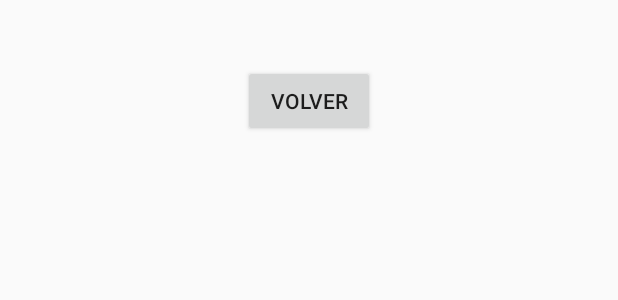
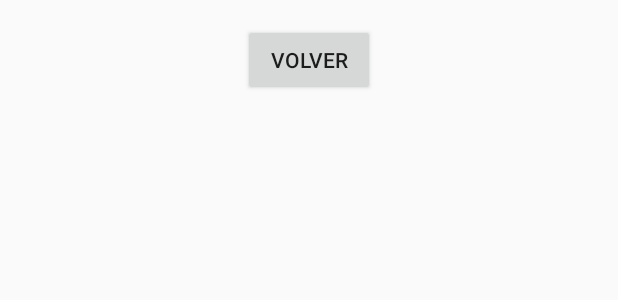
Before and after one commit to ctr1830/Di-Educate, an Android app: the layout activity_seguimiento.xml on its own in the app's theme, with its tools: preview values and no code run, on a phone screen of 412 x 824 dp. Shown: the top 300 px of the screen. Run offline under Robolectric (Android 15) with nearby library versions, the phone set to English and light mode, and no system bars; network calls fail.

Commit message:
FInalizado Login y ajuste en la actividad de seguimiento

```diff
--- a/Di-Educate/app/src/main/java/eus/ehu/tta/intel/di_educate/Escucho3.java
+++ b/Di-Educate/app/src/main/java/eus/ehu/tta/intel/di_educate/Escucho3.java
@@ -25,7 +25,8 @@ import Data.Respuestas;
 
 public class Escucho3 extends AppCompatActivity {
 
-    public final static int EXTRA_USERID= 16;
+    public final static String EXTRA_USERID= "null";
+    private static String USERID="null";
     private static String boton;
     private static int fail=0;
     private static int times=0;
@@ -41,6 +42,7 @@ public class Escucho3 extends AppCompatActivity {
 
         Intent intent =getIntent();
         audio=intent.getStringArrayListExtra("audio");
+        USERID=intent.getStringExtra(EXTRA_USERID);
 
         getRespuestas();
         getImagenes(1);
@@ -266,7 +268,7 @@ public class Escucho3 extends AppCompatActivity {
             @Override
             protected Integer work() throws Exception{
                 ObtenerDatos data = new ObtenerDatos();
-                Integer codigo=data.postInfo(Integer.toString(EXTRA_USERID),Integer.toString(8));
+                Integer codigo=data.postInfo(USERID,Integer.toString(8));
                 return codigo;
             }
 
--- a/Di-Educate/app/src/main/java/eus/ehu/tta/intel/di_educate/MenuActivity.java
+++ b/Di-Educate/app/src/main/java/eus/ehu/tta/intel/di_educate/MenuActivity.java
@@ -8,6 +8,7 @@ import android.widget.TextView;
 
 public class MenuActivity extends AppCompatActivity {
     public final static String EXTRA_LOGIN= "login";
+    public static String EXTRA_USERID= "userid";
 
     @Override
     protected void onCreate(Bundle savedInstanceState) {
@@ -16,6 +17,7 @@ public class MenuActivity extends AppCompatActivity {
 
         Intent intent =getIntent();
         String usuario=intent.getStringExtra(EXTRA_LOGIN);
+        EXTRA_USERID=intent.getStringExtra(EXTRA_USERID);
         TextView textLogin=(TextView)findViewById(R.id.bienvenida);
         textLogin.setText("Bienvenido ".concat(usuario));
     }
@@ -24,18 +26,21 @@ public class MenuActivity extends AppCompatActivity {
         Intent intent= new Intent(this,SubMenuActivity.class);
         intent.putExtra(SubMenuActivity.EXTRA_USERNAME,EXTRA_LOGIN);
         intent.putExtra(SubMenuActivity.EXTRA_OPTION,"leoleo");
+        intent.putExtra(SubMenuActivity.USERID,EXTRA_USERID);
         startActivity(intent);
     }
     public void juego(View v){
         Intent intent= new Intent(this,SubMenuActivity.class);
         intent.putExtra(SubMenuActivity.EXTRA_USERNAME,EXTRA_LOGIN);
         intent.putExtra(SubMenuActivity.EXTRA_OPTION,"juego");
+        intent.putExtra(SubMenuActivity.USERID,EXTRA_USERID);
         startActivity(intent);
     }
     public void escucho(View v){
         Intent intent= new Intent(this,SubMenuActivity.class);
         intent.putExtra(SubMenuActivity.EXTRA_USERNAME,EXTRA_LOGIN);
         intent.putExtra(SubMenuActivity.EXTRA_OPTION,"escucho");
+        intent.putExtra(SubMenuActivity.USERID,EXTRA_USERID);
         startActivity(intent);
     }
 }
--- a/Di-Educate/app/src/main/res/layout/activity_escucho2.xml
+++ b/Di-Educate/app/src/main/res/layout/activity_escucho2.xml
@@ -21,8 +21,8 @@
         android:textSize="18sp" />
 
     <ImageButton
-        android:layout_width="180dp"
-        android:layout_height="180dp"
+        android:layout_width="150dp"
+        android:layout_height="150dp"
         app:srcCompat="@drawable/audio"
         android:id="@+id/imageView3"
         android:onClick="audio"
--- a/Di-Educate/app/src/main/res/layout/activity_seguimiento.xml
+++ b/Di-Educate/app/src/main/res/layout/activity_seguimiento.xml
@@ -1,31 +1,33 @@
 <?xml version="1.0" encoding="utf-8"?>
-<RelativeLayout xmlns:android="http://schemas.android.com/apk/res/android"
+<ScrollView xmlns:android="http://schemas.android.com/apk/res/android"
     xmlns:tools="http://schemas.android.com/tools"
+    tools:context="eus.ehu.tta.intel.di_educate.Seguimiento"
+    android:layout_height="match_parent"
+    android:layout_width="match_parent">
+<LinearLayout
     android:id="@+id/activity_seguimiento"
     android:layout_width="match_parent"
-    android:layout_height="match_parent"
+    android:orientation="vertical"
     android:paddingBottom="@dimen/activity_vertical_margin"
     android:paddingLeft="@dimen/activity_horizontal_margin"
     android:paddingRight="@dimen/activity_horizontal_margin"
     android:paddingTop="@dimen/activity_vertical_margin"
-    tools:context="eus.ehu.tta.intel.di_educate.Seguimiento">
+    android:layout_height="match_parent">
 
     <eus.ehu.tta.intel.di_educate.PlayGifView
         android:layout_width="wrap_content"
         android:layout_height="wrap_content"
-        android:layout_centerVertical="true"
-        android:layout_centerHorizontal="true"
+        android:layout_gravity="center"
+        android:paddingBottom="20dp"
         android:id="@+id/seguimiento" />
 
     <Button
         android:text="@string/bvolver"
         android:layout_width="wrap_content"
         android:layout_height="wrap_content"
+        android:layout_gravity="center"
         android:id="@+id/button11"
-        android:onClick="volver"
-        android:layout_alignParentTop="true"
-        android:layout_centerHorizontal="true"
-        android:layout_marginTop="27dp" />
+        android:onClick="volver" />
 
     <TextView
         android:text=""
@@ -33,9 +35,19 @@
         android:layout_width="wrap_content"
         android:layout_height="wrap_content"
         android:id="@+id/seg1"
-        android:layout_above="@+id/seg2"
-        android:layout_centerHorizontal="true"
-        android:layout_marginBottom="21dp" />
+        android:paddingTop="20dp"
+        android:paddingBottom="20dp"
+        android:layout_gravity="center" />
+
+    <TextView
+        android:text=""
+        android:textSize="18sp"
+        android:layout_width="wrap_content"
+        android:layout_height="wrap_content"
+        android:id="@+id/seg2"
+        android:paddingBottom="20dp"
+        android:layout_gravity="center"
+        />
 
     <TextView
         android:text=""
@@ -43,19 +55,9 @@
         android:layout_width="wrap_content"
         android:layout_height="wrap_content"
         android:id="@+id/seg3"
-        android:layout_alignParentBottom="true"
-        android:layout_alignLeft="@+id/seg2"
-        android:layout_alignStart="@+id/seg2"
-        android:layout_marginBottom="106dp" />
+        android:paddingBottom="20dp"
+        android:layout_gravity="center"
+        />
 
-    <TextView
-        android:text=""
-        android:textSize="18sp"
-        android:layout_width="wrap_content"
-        android:layout_height="wrap_content"
-        android:id="@+id/seg2"
-        android:layout_marginBottom="20dp"
-        android:layout_above="@+id/seg3"
-        android:layout_alignLeft="@+id/seg1"
-        android:layout_alignStart="@+id/seg1" />
-</RelativeLayout>
+</LinearLayout>
+</ScrollView>
```
Also changed, not shown: Di-Educate/app/src/main/java/Business/ObtenerDatos.java (+11 -0 lines), Di-Educate/app/src/main/java/Business/RestClient.java (+30 -0 lines), Di-Educate/app/src/main/java/eus/ehu/tta/intel/di_educate/Escucho1.java (+6 -2 lines), Di-Educate/app/src/main/java/eus/ehu/tta/intel/di_educate/Escucho2.java (+6 -2 lines), Di-Educate/app/src/main/java/eus/ehu/tta/intel/di_educate/Juego1.java (+6 -2 lines), Di-Educate/app/src/main/java/eus/ehu/tta/intel/di_educate/Juego2.java (+6 -2 lines), Di-Educate/app/src/main/java/eus/ehu/tta/intel/di_educate/LeoLeo1.java (+6 -2 lines), Di-Educate/app/src/main/java/eus/ehu/tta/intel/di_educate/LeoLeo2.java (+5 -2 lines), Di-Educate/app/src/main/java/eus/ehu/tta/intel/di_educate/LeoLeo3.java (+10 -2 lines), Di-Educate/app/src/main/java/eus/ehu/tta/intel/di_educate/Login.java (+58 -9 lines), Di-Educate/app/src/main/java/eus/ehu/tta/intel/di_educate/SubMenuActivity.java (+10 -0 lines).
